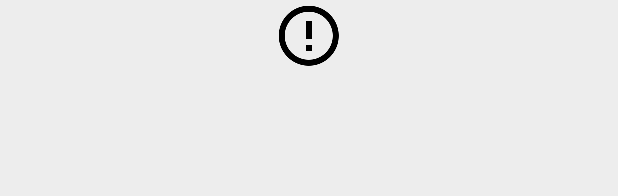
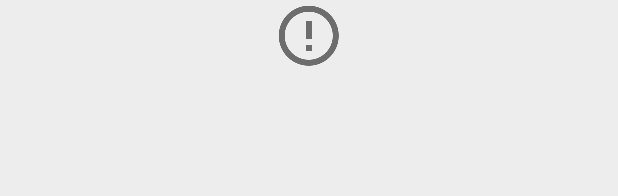
Before and after one commit to thedistance/pocketseo-android, an Android app: the layout error.xml on its own in the app's theme, with its tools: preview values and no code run, on a phone screen of 412 x 824 dp. Shown: the top 196 px of the screen. Run offline under Robolectric (Android 15) with nearby library versions, the phone set to English and light mode, and no system bars.

Commit message:
set alpha on error message

```diff
--- a/app/src/main/res/layout/error.xml
+++ b/app/src/main/res/layout/error.xml
@@ -19,6 +19,7 @@
         android:layout_height="match_parent">
 
         <ImageView
+            android:alpha="0.54"
             android:layout_gravity="center_horizontal"
             android:layout_width="wrap_content"
             android:layout_height="wrap_content"
@@ -28,6 +29,7 @@
             android:layout_width="250dp"
             android:layout_height="wrap_content"
             android:textAppearance="@style/TextAppearance.AppCompat.Body1"
+            android:textColor="@color/black54"
             android:text="@{ errorMessage }"/>
     </LinearLayout>
 </layout>
```
